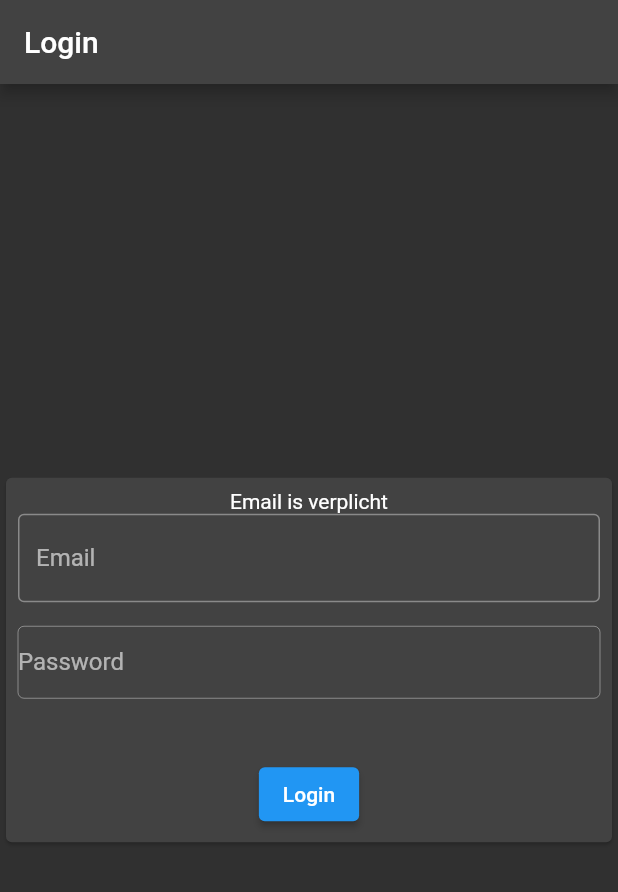
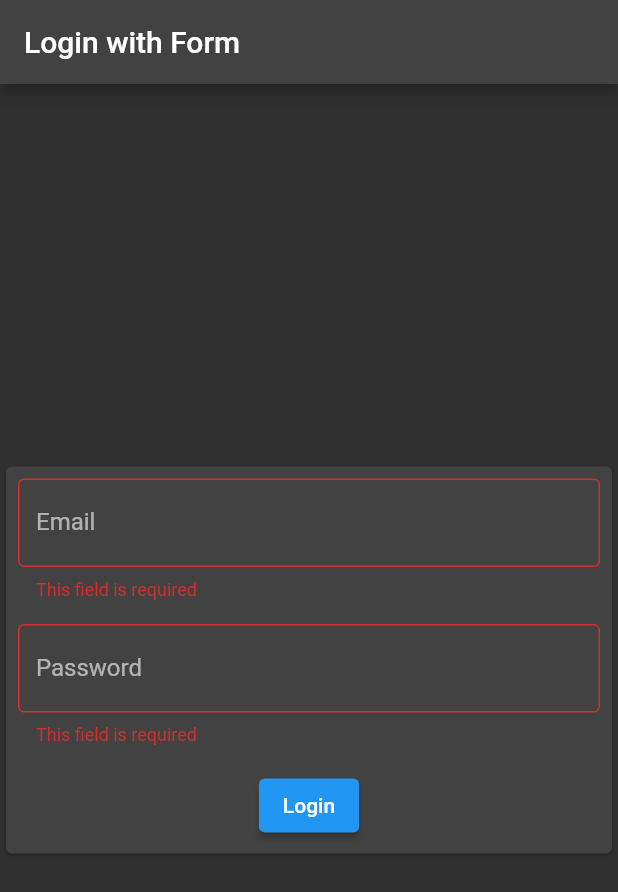
Before and after one commit to FlutterJoey/flutter_basic_sep_2022, a Flutter app: the screen it shows after launch, after a tap on "Login", on a phone screen of 412 x 824 dp. Shown: the top 892 px of the screen. Run offline on Flutter 3.47's test engine with Material 2 defaults, Android fonts, the phone set to English and light mode, and no system bars.

Commit message:
add login screen using forms

```diff
--- /dev/null
+++ b/demos/event_list_item/lib/login_screen_form.dart
@@ -0,0 +1,109 @@
+import 'package:flutter/material.dart';
+
+class LoginScreen extends StatefulWidget {
+  const LoginScreen({super.key});
+
+  @override
+  State<LoginScreen> createState() => _LoginScreenState();
+}
+
+class _LoginScreenState extends State<LoginScreen> {
+  final GlobalKey<FormState> _formKey = GlobalKey();
+
+  final LoginFormData _data = LoginFormData();
+
+  String error = '';
+
+  @override
+  Widget build(BuildContext context) {
+    return Scaffold(
+      appBar: AppBar(
+        title: const Text('Login with Form'),
+      ),
+      body: Center(
+        child: Card(
+          child: Padding(
+            padding: const EdgeInsets.all(8.0),
+            child: Form(
+              key: _formKey,
+              child: Column(
+                mainAxisSize: MainAxisSize.min,
+                children: [
+                  _createEmailInput(),
+                  const SizedBox(
+                    height: 16,
+                  ),
+                  _createPasswordInput(),
+                  const SizedBox(
+                    height: 16,
+                  ),
+                  ElevatedButton(
+                    onPressed: _submit,
+                    child: const Text('Login'),
+                  ),
+                ],
+              ),
+            ),
+          ),
+        ),
+      ),
+    );
+  }
+
+  TextFormField _createPasswordInput() {
+    return TextFormField(
+      decoration: const InputDecoration(
+        label: Text('Password'),
+      ),
+      validator: _validateRequired,
+      onSaved: (value) {
+        _data.password = value!;
+      },
+    );
+  }
+
+  TextFormField _createEmailInput() {
+    return TextFormField(
+      decoration: const InputDecoration(
+        label: Text('Email'),
+      ),
+      validator: _validateRequired,
+      onSaved: (value) {
+        _data.email = value!;
+      },
+    );
+  }
+
+  String? _validateRequired(String? value) {
+    if (value == null || value.isEmpty) {
+      return 'This field is required';
+    }
+    return null;
+  }
+
+  void _submit() async {
+    var form = _formKey.currentState!;
+    if (form.validate()) {
+      form.save();
+      try {
+        await _login(_data.email, _data.password);
+      } catch (e) {
+        error = e.toString();
+      }
+    }
+  }
+
+  Future<void> _login(String email, String password) async {
+    print('Logged in using: $email:$password');
+    if (email == '' && password == '') {
+      print('Success!!');
+    } else {
+      throw 'Verkeerd email / password combinatie';
+    }
+  }
+}
+
+class LoginFormData {
+  String email = '';
+  String password = '';
+}
--- a/demos/event_list_item/lib/main.dart
+++ b/demos/event_list_item/lib/main.dart
@@ -1,6 +1,6 @@
 // ignore_for_file: avoid_print
 
-import 'package:event_list_item/login_screen.dart';
+import 'package:event_list_item/login_screen_form.dart';
 import 'package:flutter/material.dart';
 
 const int sceneSize = 12;
@@ -15,8 +15,13 @@ class HorrorApp extends StatelessWidget {
   @override
   Widget build(BuildContext context) {
     return MaterialApp(
-      theme: ThemeData.dark(),
-      home: const LoginScreen(),
+      theme: ThemeData.dark().copyWith(
+        inputDecorationTheme: InputDecorationTheme(
+          border: OutlineInputBorder(),
+          floatingLabelAlignment: FloatingLabelAlignment.center,
+        ),
+      ),
+      home: LoginScreen(),
     );
   }
 }
```
